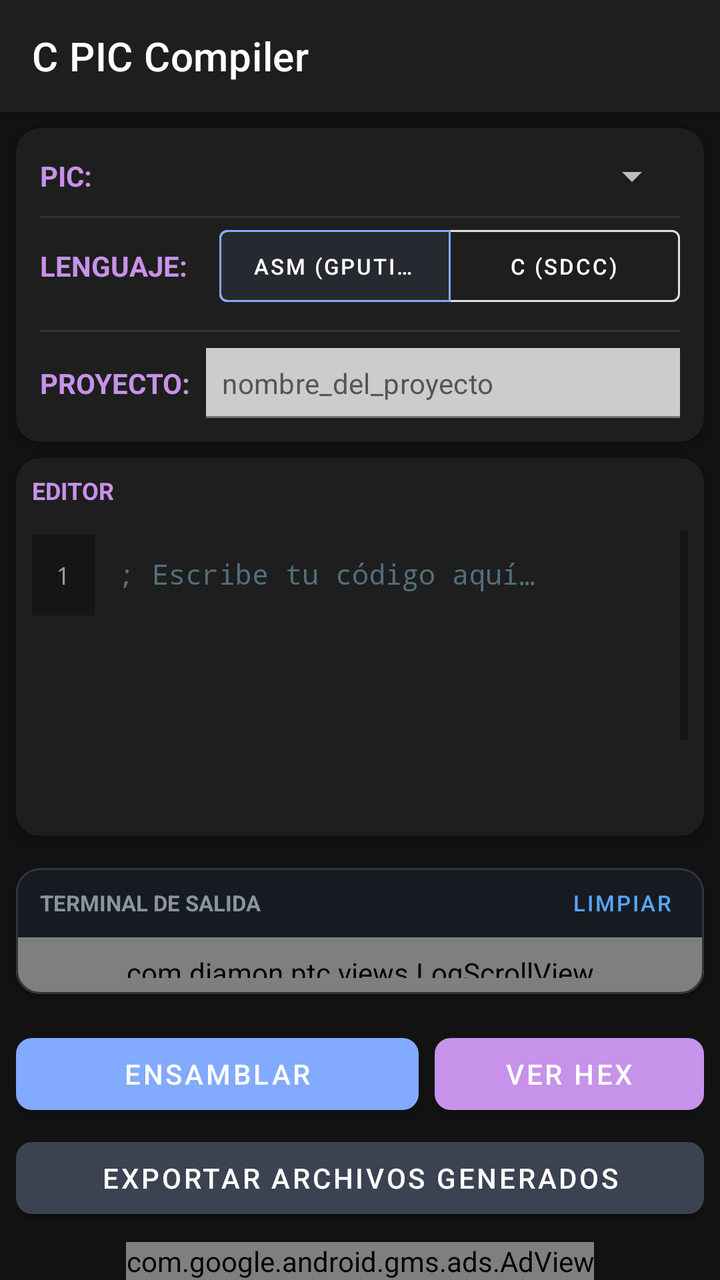
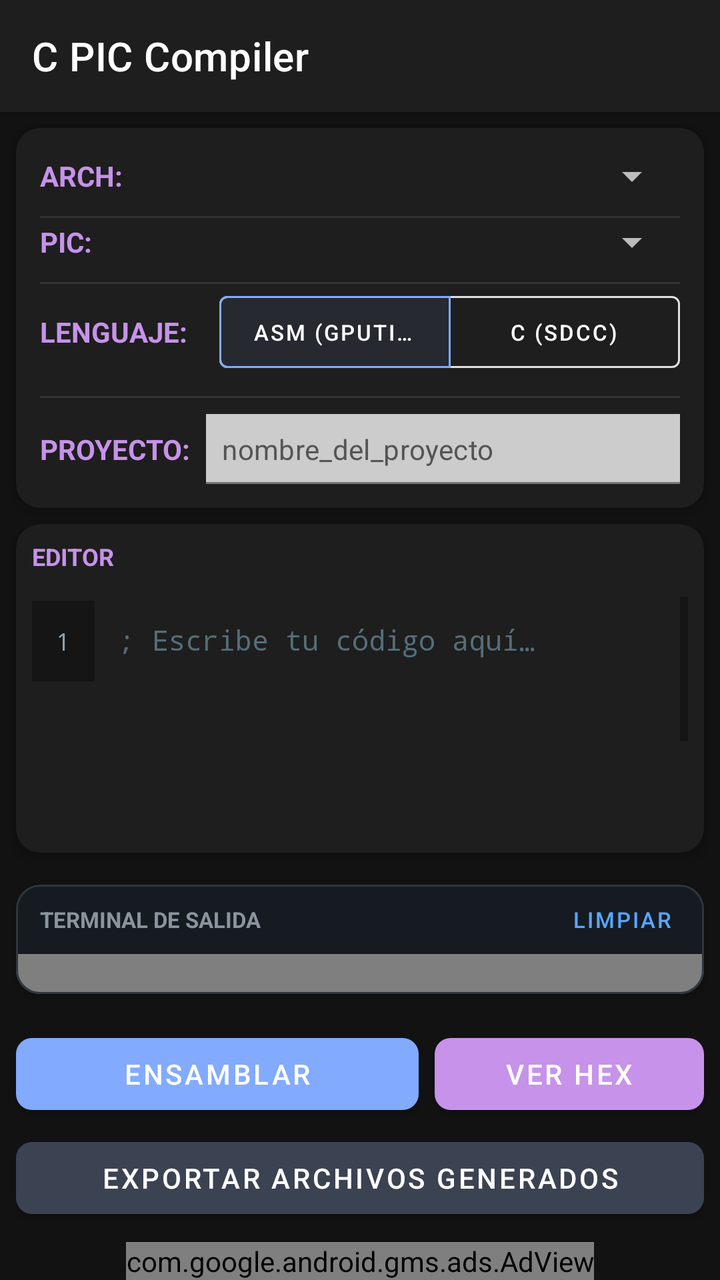

The first picture is an Android layout as it rendered before a commit; the second is the same layout after the commit. The layout source and the unified diff follow.
<!-- AndroidManifest.xml: application theme Theme.CPIC -->
<!-- res/layout/activity_main.xml -->
<?xml version="1.0" encoding="utf-8"?>
<androidx.coordinatorlayout.widget.CoordinatorLayout xmlns:android="http://schemas.android.com/apk/res/android"
    xmlns:app="http://schemas.android.com/apk/res-auto"
    xmlns:tools="http://schemas.android.com/tools"
    android:layout_width="match_parent"
    android:layout_height="match_parent"
    android:background="#121212"
    tools:context=".MainActivity">

    <com.google.android.material.appbar.AppBarLayout
        android:layout_width="match_parent"
        android:layout_height="wrap_content"
        android:background="#1E1E1E">

        <com.google.android.material.appbar.MaterialToolbar
            android:id="@+id/toolbar"
            android:layout_width="match_parent"
            android:layout_height="?attr/actionBarSize"
            app:title="@string/app_name"
            app:titleTextColor="#FFFFFF"
            android:theme="@style/ToolbarTheme"
            app:popupTheme="@style/CustomPopupTheme" />

    </com.google.android.material.appbar.AppBarLayout>

    <androidx.constraintlayout.widget.ConstraintLayout
        android:layout_width="match_parent"
        android:layout_height="match_parent"
        app:layout_behavior="@string/appbar_scrolling_view_behavior">

        
        <com.google.android.material.card.MaterialCardView
            android:id="@+id/card_pic_selector"
            android:layout_width="0dp"
            android:layout_height="wrap_content"
            android:layout_margin="8dp"
            app:cardBackgroundColor="#1E1E1E"
            app:cardCornerRadius="12dp"
            app:cardElevation="4dp"
            app:layout_constraintEnd_toEndOf="parent"
            app:layout_constraintStart_toStartOf="parent"
            app:layout_constraintTop_toTopOf="parent">

            <LinearLayout
                android:layout_width="match_parent"
                android:layout_height="wrap_content"
                android:orientation="vertical"
                android:padding="12dp">

                <LinearLayout
                    android:layout_width="match_parent"
                    android:layout_height="wrap_content"
                    android:gravity="center_vertical"
                    android:orientation="horizontal">

                    <TextView
                        android:layout_width="wrap_content"
                        android:layout_height="wrap_content"
                        android:text="@string/label_pic"
                        android:textColor="@color/secondary"
                        android:textSize="14sp"
                        android:textStyle="bold" />

                    <Spinner
                        android:id="@+id/spinner_pic"
                        android:layout_width="match_parent"
                        android:layout_height="wrap_content"
                        android:layout_marginStart="8dp"
                        android:theme="@style/ThemeOverlay.AppCompat.Dark" />
                </LinearLayout>

                <View
                    android:layout_width="match_parent"
                    android:layout_height="1dp"
                    android:layout_marginTop="8dp"
                    android:background="#333333" />

                <LinearLayout
                    android:layout_width="match_parent"
                    android:layout_height="wrap_content"
                    android:gravity="center_vertical"
                    android:orientation="horizontal">

                    <TextView
                        android:layout_width="wrap_content"
                        android:layout_height="wrap_content"
                        android:text="@string/label_language"
                        android:textColor="@color/secondary"
                        android:textSize="14sp"
                        android:textStyle="bold" />

                    <com.google.android.material.button.MaterialButtonToggleGroup
                        android:id="@+id/toggle_language"
                        android:layout_width="0dp"
                        android:layout_height="wrap_content"
                        android:layout_weight="1"
                        android:layout_marginStart="16dp"
                        app:checkedButton="@+id/btn_lang_asm"
                        app:singleSelection="true">

                        <com.google.android.material.button.MaterialButton
                            android:id="@+id/btn_lang_asm"
                            style="@style/Widget.MaterialComponents.Button.OutlinedButton"
                            android:layout_width="0dp"
                            android:layout_height="wrap_content"
                            android:layout_weight="1"
                            android:text="@string/btn_asm_gputils"
                            android:textSize="11sp"
                            android:lines="1"
                            android:ellipsize="end"
                            android:textColor="#FFFFFF" />

                        <com.google.android.material.button.MaterialButton
                            android:id="@+id/btn_lang_c"
                            style="@style/Widget.MaterialComponents.Button.OutlinedButton"
                            android:layout_width="0dp"
                            android:layout_height="wrap_content"
                            android:layout_weight="1"
                            android:text="@string/btn_c_sdcc"
                            android:textSize="11sp"
                            android:lines="1"
                            android:ellipsize="end"
                            android:textColor="#FFFFFF" />
                    </com.google.android.material.button.MaterialButtonToggleGroup>
                </LinearLayout>

                <View
                    android:layout_width="match_parent"
                    android:layout_height="1dp"
                    android:layout_marginTop="8dp"
                    android:layout_marginBottom="8dp"
                    android:background="#333333" />

                <LinearLayout
                    android:layout_width="match_parent"
                    android:layout_height="wrap_content"
                    android:gravity="center_vertical"
                    android:orientation="horizontal">

                    <TextView
                        android:layout_width="wrap_content"
                        android:layout_height="wrap_content"
                        android:text="@string/label_project"
                        android:textColor="@color/secondary"
                        android:textSize="14sp"
                        android:textStyle="bold" />

                    <com.google.android.material.textfield.TextInputLayout
                        android:layout_width="match_parent"
                        android:layout_height="wrap_content"
                        android:layout_marginStart="8dp"
                        app:hintEnabled="false">

                        <com.google.android.material.textfield.TextInputEditText
                            android:id="@+id/edit_project_name"
                            android:layout_width="match_parent"
                            android:layout_height="wrap_content"
                            android:background="#CCCCCC"
                            android:hint="@string/hint_project_name"
                            android:inputType="text"
                            android:padding="8dp"
                            android:lines="1"
                            android:textColor="#000000"
                            android:textColorHint="#555555"
                            android:textSize="14sp" />
                    </com.google.android.material.textfield.TextInputLayout>
                </LinearLayout>
            </LinearLayout>
        </com.google.android.material.card.MaterialCardView>

        
        <com.google.android.material.card.MaterialCardView
            android:id="@+id/card_editor"
            android:layout_width="0dp"
            android:layout_height="0dp"
            android:layout_margin="8dp"
            app:cardBackgroundColor="#1E1E1E"
            app:cardCornerRadius="12dp"
            app:cardElevation="4dp"
            app:layout_constraintBottom_toTopOf="@+id/card_logs"
            app:layout_constraintEnd_toEndOf="parent"
            app:layout_constraintStart_toStartOf="parent"
            app:layout_constraintTop_toBottomOf="@+id/card_pic_selector"
            app:layout_constraintVertical_weight="3">

            <LinearLayout
                android:layout_width="match_parent"
                android:layout_height="match_parent"
                android:orientation="vertical"
                android:padding="8dp">

                <TextView
                    android:layout_width="wrap_content"
                    android:layout_height="wrap_content"
                    android:text="@string/label_editor"
                    android:textColor="@color/secondary"
                    android:textSize="12sp"
                    android:textStyle="bold" />

                <LinearLayout
                    android:layout_width="match_parent"
                    android:layout_height="wrap_content"
                    android:layout_marginTop="6dp"
                    android:gravity="center_vertical"
                    android:orientation="horizontal">

                    <HorizontalScrollView
                        android:layout_width="0dp"
                        android:layout_height="wrap_content"
                        android:layout_weight="1"
                        android:scrollbars="none">

                        <LinearLayout
                            android:id="@+id/layout_tabs"
                            android:layout_width="wrap_content"
                            android:layout_height="wrap_content"
                            android:orientation="horizontal" />
                    </HorizontalScrollView>

                </LinearLayout>

                <ScrollView
                    android:id="@+id/scroll_editor"
                    android:layout_width="match_parent"
                    android:layout_height="match_parent"
                    android:layout_marginTop="6dp"
                    android:fillViewport="true">

                    <LinearLayout
                        android:layout_width="match_parent"
                        android:layout_height="wrap_content"
                        android:orientation="horizontal">

                        <TextView
                            android:id="@+id/text_line_numbers"
                            android:layout_width="wrap_content"
                            android:layout_height="wrap_content"
                            android:background="#151515"
                            android:fontFamily="monospace"
                            android:gravity="top|end"
                            android:padding="12dp"
                            android:text="1"
                            android:textColor="#8FA0AE"
                            android:textSize="12sp" />

                        <EditText
                            android:id="@+id/edit_asm"
                            android:layout_width="0dp"
                            android:layout_height="wrap_content"
                            android:layout_weight="1"
                            android:background="@null"
                            android:fontFamily="monospace"
                            android:gravity="top"
                            android:hint="@string/hint_editor_asm"
                            android:inputType="textMultiLine|textNoSuggestions|textVisiblePassword"
                            android:minHeight="200dp"
                            android:padding="12dp"
                            android:textColor="#B2FF59"
                            android:textColorHint="#546E7A"
                            android:textSize="14sp" />
                    </LinearLayout>
                </ScrollView>
            </LinearLayout>
        </com.google.android.material.card.MaterialCardView>

        
        <com.google.android.material.card.MaterialCardView
            android:id="@+id/card_logs"
            android:layout_width="0dp"
            android:layout_height="0dp"
            android:layout_margin="8dp"
            app:cardBackgroundColor="#0D1117"
            app:cardCornerRadius="12dp"
            app:cardElevation="2dp"
            app:layout_constraintBottom_toTopOf="@+id/button_layout"
            app:layout_constraintEnd_toEndOf="parent"
            app:layout_constraintStart_toStartOf="parent"
            app:layout_constraintTop_toBottomOf="@+id/card_editor"
            app:layout_constraintVertical_weight="1"
            app:strokeColor="#30363D"
            app:strokeWidth="1dp">

            <LinearLayout
                android:layout_width="match_parent"
                android:layout_height="match_parent"
                android:orientation="vertical">

                <LinearLayout
                    android:layout_width="match_parent"
                    android:layout_height="wrap_content"
                    android:orientation="horizontal"
                    android:gravity="center_vertical"
                    android:background="#161B22"
                    android:paddingStart="12dp"
                    android:paddingEnd="8dp"
                    android:paddingTop="2dp"
                    android:paddingBottom="2dp">

                    <TextView
                        android:id="@+id/text_terminal_title"
                        android:layout_width="0dp"
                        android:layout_height="wrap_content"
                        android:layout_weight="1"
                        android:text="@string/label_terminal"
                        android:textColor="#8B949E"
                        android:textStyle="bold"
                        android:textSize="11sp" />

                    <com.google.android.material.button.MaterialButton
                        android:id="@+id/btn_clear_logs"
                        style="@style/Widget.MaterialComponents.Button.TextButton"
                        android:layout_width="wrap_content"
                        android:layout_height="wrap_content"
                        android:text="@string/btn_clear"
                        android:textColor="#58A6FF"
                        android:textSize="11sp"
                        android:minHeight="0dp"
                        android:minWidth="0dp"
                        android:paddingStart="8dp"
                        android:paddingEnd="8dp"
                        android:paddingTop="2dp"
                        android:paddingBottom="2dp" />
                </LinearLayout>

                <com.diamon.ptc.views.LogScrollView
                    android:id="@+id/scroll_logs"
                    android:layout_width="match_parent"
                    android:layout_height="0dp"
                    android:layout_weight="1"
                    android:background="#0A0E17"
                    android:padding="8dp"
                    android:descendantFocusability="blocksDescendants">

                    <TextView
                        android:id="@+id/text_logs"
                        android:layout_width="match_parent"
                        android:layout_height="wrap_content"
                        android:fontFamily="monospace"
                        android:longClickable="true"
                        android:text="@string/terminal_ready"
                        android:textColor="#00FF66"
                        android:textIsSelectable="true"
                        android:lineSpacingExtra="2dp"
                        android:textSize="12sp" />
                </com.diamon.ptc.views.LogScrollView>
            </LinearLayout>
        </com.google.android.material.card.MaterialCardView>

        
        <LinearLayout
            android:id="@+id/button_layout"
            android:layout_width="match_parent"
            android:layout_height="wrap_content"
            android:orientation="vertical"
            android:padding="8dp"
            app:layout_constraintBottom_toTopOf="@+id/adView_banner"
            app:layout_constraintEnd_toEndOf="parent"
            app:layout_constraintStart_toStartOf="parent">

            <LinearLayout
                android:layout_width="match_parent"
                android:layout_height="wrap_content"
                android:orientation="horizontal">

                <com.google.android.material.button.MaterialButton
                    android:id="@+id/btn_assemble"
                    android:layout_width="0dp"
                    android:layout_height="wrap_content"
                    android:layout_weight="1.2"
                    android:layout_marginEnd="4dp"
                    android:text="@string/btn_assemble"
                    app:backgroundTint="@color/primary"
                    app:cornerRadius="8dp" />

                <com.google.android.material.button.MaterialButton
                    android:id="@+id/btn_view_hex"
                    android:layout_width="0dp"
                    android:layout_height="wrap_content"
                    android:layout_weight="0.8"
                    android:layout_marginStart="4dp"
                    android:text="@string/btn_view_hex"
                    app:backgroundTint="@color/secondary"
                    app:cornerRadius="8dp" />
            </LinearLayout>

            <com.google.android.material.button.MaterialButton
                android:id="@+id/btn_export"
                android:layout_width="match_parent"
                android:layout_height="wrap_content"
                android:layout_marginTop="4dp"
                android:text="@string/btn_export"
                app:backgroundTint="@color/primary_variant"
                app:cornerRadius="8dp" />

        </LinearLayout>

        
        <com.google.android.gms.ads.AdView
            android:id="@+id/adView_banner"
            android:layout_width="wrap_content"
            android:layout_height="wrap_content"
            app:adSize="BANNER"
            app:adUnitId="@string/ad_banner_id"
            app:layout_constraintBottom_toBottomOf="parent"
            app:layout_constraintEnd_toEndOf="parent"
            app:layout_constraintStart_toStartOf="parent" />

    </androidx.constraintlayout.widget.ConstraintLayout>

    
    <FrameLayout
        android:id="@+id/loading_overlay"
        android:layout_width="match_parent"
        android:layout_height="match_parent"
        android:background="#E6121212"
        android:clickable="true"
        android:focusable="true"
        android:visibility="gone">

        <LinearLayout
            android:layout_width="wrap_content"
            android:layout_height="wrap_content"
            android:layout_gravity="center"
            android:gravity="center"
            android:orientation="vertical"
            android:padding="24dp">

            <ProgressBar
                android:layout_width="64dp"
                android:layout_height="64dp"
                android:indeterminateTint="@color/secondary" />

            <TextView
                android:layout_width="wrap_content"
                android:layout_height="wrap_content"
                android:layout_marginTop="16dp"
                android:gravity="center"
                android:text="@string/loading_message"
                android:textColor="#FFFFFF"
                android:textSize="14sp"
                android:textStyle="bold" />
        </LinearLayout>
    </FrameLayout>

</androidx.coordinatorlayout.widget.CoordinatorLayout>
<!-- resources referenced by this layout -->
<resources>
  <color name="primary">#82AAFF</color>
  <color name="primary_variant">#3B4252</color>
  <color name="secondary">#C792EA</color>
  <string name="ad_banner_id">ca-app-pub-5141499161332805/1220566600</string>
  <string name="app_name">C PIC Compiler</string>
  <string name="btn_asm_gputils">ASM (GPUTILS)</string>
  <string name="btn_assemble">ENSAMBLAR</string>
  <string name="btn_c_sdcc">C (SDCC)</string>
  <string name="btn_clear">Limpiar</string>
  <string name="btn_export">EXPORTAR ARCHIVOS GENERADOS</string>
  <string name="btn_view_hex">VER HEX</string>
  <string name="hint_editor_asm">; Escribe tu código aquí…</string>
  <string name="hint_project_name">nombre_del_proyecto</string>
  <string name="label_editor">EDITOR</string>
  <string name="label_language">LENGUAJE:</string>
  <string name="label_pic">PIC:</string>
  <string name="label_project">PROYECTO:</string>
  <string name="label_terminal">TERMINAL DE SALIDA</string>
  <string name="loading_message">Preparando herramientas…\nSolo tomará un momento la primera vez.</string>
  <string name="terminal_ready">--- Terminal lista ---</string>
  <style name="CustomPopupTheme" parent="ThemeOverlay.AppCompat.Light">
          <item name="android:windowBackground">@color/surface</item>
          <item name="android:colorBackground">#FAFAFA</item>
          <item name="android:background">#FAFAFA</item>
          <item name="android:itemBackground">#FAFAFA</item>
          <item name="android:textColor">#000000</item>
      </style>
  <style name="ToolbarTheme" parent="ThemeOverlay.MaterialComponents.Dark.ActionBar">
          <item name="colorControlNormal">@color/primary</item>
      </style>
  <style name="Theme.CPIC" parent="Theme.MaterialComponents.DayNight.NoActionBar">
          <item name="colorPrimary">@color/primary</item>
          <item name="colorPrimaryVariant">@color/primary_variant</item>
          <item name="colorOnPrimary">@color/on_primary</item>
          
          <item name="colorSecondary">@color/secondary</item>
          <item name="colorOnSecondary">@color/on_secondary</item>
          
          <item name="android:windowBackground">@color/background</item>
          <item name="android:statusBarColor">@color/background</item>
          <item name="android:navigationBarColor">@android:color/transparent</item>
          
          <item name="android:textColorPrimary">@color/on_surface</item>
          
          
          <item name="android:windowLayoutInDisplayCutoutMode" tools:targetApi="o_mr1">shortEdges</item>
  
          
          <item name="actionMenuTextColor">#FFFFFF</item>
          <item name="android:actionMenuTextColor">#FFFFFF</item>
          
          
          <item name="actionBarPopupTheme">@style/CustomPopupTheme</item>
          <item name="popupTheme">@style/CustomPopupTheme</item>
      </style>
  <color name="surface">#161618</color>
  <color name="on_primary">#FFFFFF</color>
  <color name="on_secondary">#121212</color>
  <color name="background">#0A0A0B</color>
  <color name="on_surface">#E0E0E0</color>
</resources>

<!-- the commit's change to res/layout/activity_main.xml (unified diff, before → after) -->
@@ -47,6 +47,7 @@
                 android:orientation="vertical"
                 android:padding="12dp">
 
+                
                 <LinearLayout
                     android:layout_width="match_parent"
                     android:layout_height="wrap_content"
@@ -54,6 +55,70 @@
                     android:orientation="horizontal">
 
                     <TextView
+                        android:layout_width="wrap_content"
+                        android:layout_height="wrap_content"
+                        android:text="@string/label_arch"
+                        android:textColor="@color/secondary"
+                        android:textSize="14sp"
+                        android:textStyle="bold" />
+
+                    <Spinner
+                        android:id="@+id/spinner_arch"
+                        android:layout_width="match_parent"
+                        android:layout_height="wrap_content"
+                        android:layout_marginStart="8dp"
+                        android:theme="@style/ThemeOverlay.AppCompat.Dark" />
+                </LinearLayout>
+
+                <View
+                    android:layout_width="match_parent"
+                    android:layout_height="1dp"
+                    android:layout_marginTop="8dp"
+                    android:background="#333333" />
+
+                
+                <LinearLayout
+                    android:id="@+id/row_sub_arch"
+                    android:layout_width="match_parent"
+                    android:layout_height="wrap_content"
+                    android:gravity="center_vertical"
+                    android:orientation="horizontal"
+                    android:visibility="gone">
+
+                    <TextView
+                        android:layout_width="wrap_content"
+                        android:layout_height="wrap_content"
+                        android:text="@string/label_variant"
+                        android:textColor="@color/secondary"
+                        android:textSize="14sp"
+                        android:textStyle="bold" />
+
+                    <Spinner
+                        android:id="@+id/spinner_sub_arch"
+                        android:layout_width="match_parent"
+                        android:layout_height="wrap_content"
+                        android:layout_marginStart="8dp"
+                        android:theme="@style/ThemeOverlay.AppCompat.Dark" />
+                </LinearLayout>
+
+                <View
+                    android:id="@+id/divider_sub_arch"
+                    android:layout_width="match_parent"
+                    android:layout_height="1dp"
+                    android:layout_marginTop="8dp"
+                    android:background="#333333"
+                    android:visibility="gone" />
+
+                
+                <LinearLayout
+                    android:id="@+id/row_device"
+                    android:layout_width="match_parent"
+                    android:layout_height="wrap_content"
+                    android:gravity="center_vertical"
+                    android:orientation="horizontal">
+
+                    <TextView
+                        android:id="@+id/label_device"
                         android:layout_width="wrap_content"
                         android:layout_height="wrap_content"
                         android:text="@string/label_pic"
@@ -70,12 +135,15 @@
                 </LinearLayout>
 
                 <View
+                    android:id="@+id/divider_device"
                     android:layout_width="match_parent"
                     android:layout_height="1dp"
                     android:layout_marginTop="8dp"
                     android:background="#333333" />
 
-                <LinearLayout
+                
+                <LinearLayout
+                    android:id="@+id/row_language"
                     android:layout_width="match_parent"
                     android:layout_height="wrap_content"
                     android:gravity="center_vertical"
@@ -125,6 +193,7 @@
                 </LinearLayout>
 
                 <View
+                    android:id="@+id/divider_language"
                     android:layout_width="match_parent"
                     android:layout_height="1dp"
                     android:layout_marginTop="8dp"
<!-- resource entries referenced after the edit -->
@@ -13,11 +13,13 @@
   <string name="btn_view_hex">VER HEX</string>
   <string name="hint_editor_asm">; Escribe tu código aquí…</string>
   <string name="hint_project_name">nombre_del_proyecto</string>
+  <string name="label_arch">ARCH:</string>
   <string name="label_editor">EDITOR</string>
   <string name="label_language">LENGUAJE:</string>
   <string name="label_pic">PIC:</string>
   <string name="label_project">PROYECTO:</string>
   <string name="label_terminal">TERMINAL DE SALIDA</string>
+  <string name="label_variant">VARIANTE:</string>
   <string name="loading_message">Preparando herramientas…\nSolo tomará un momento la primera vez.</string>
   <string name="terminal_ready">--- Terminal lista ---</string>
   <style name="CustomPopupTheme" parent="ThemeOverlay.AppCompat.Light">
